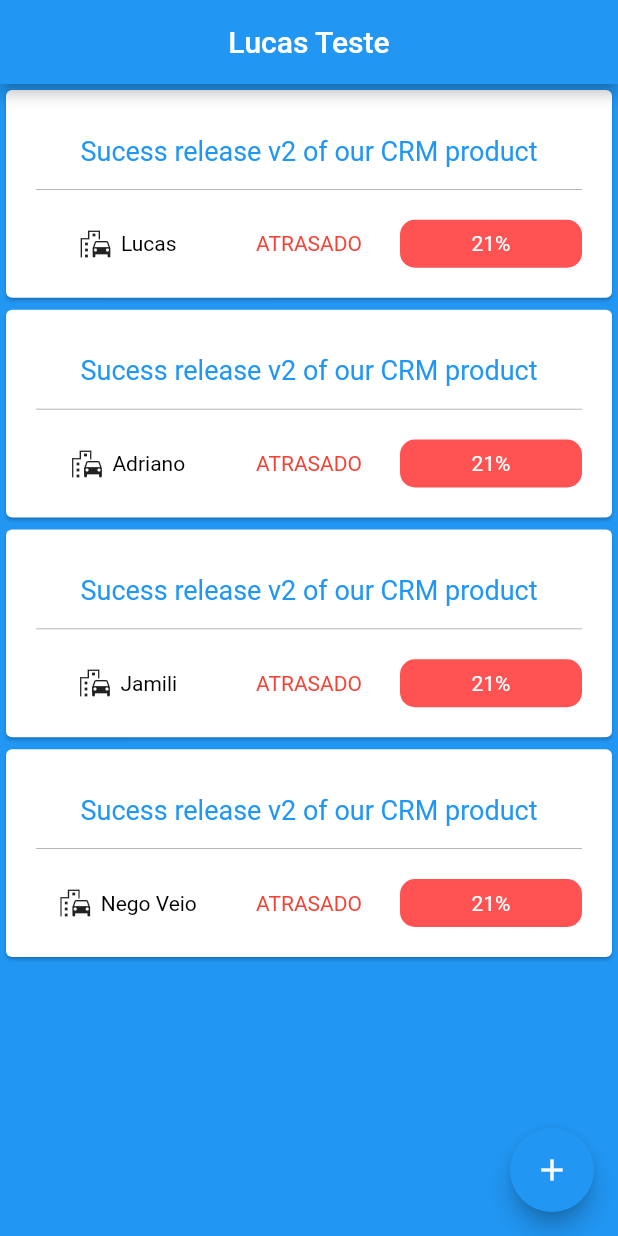
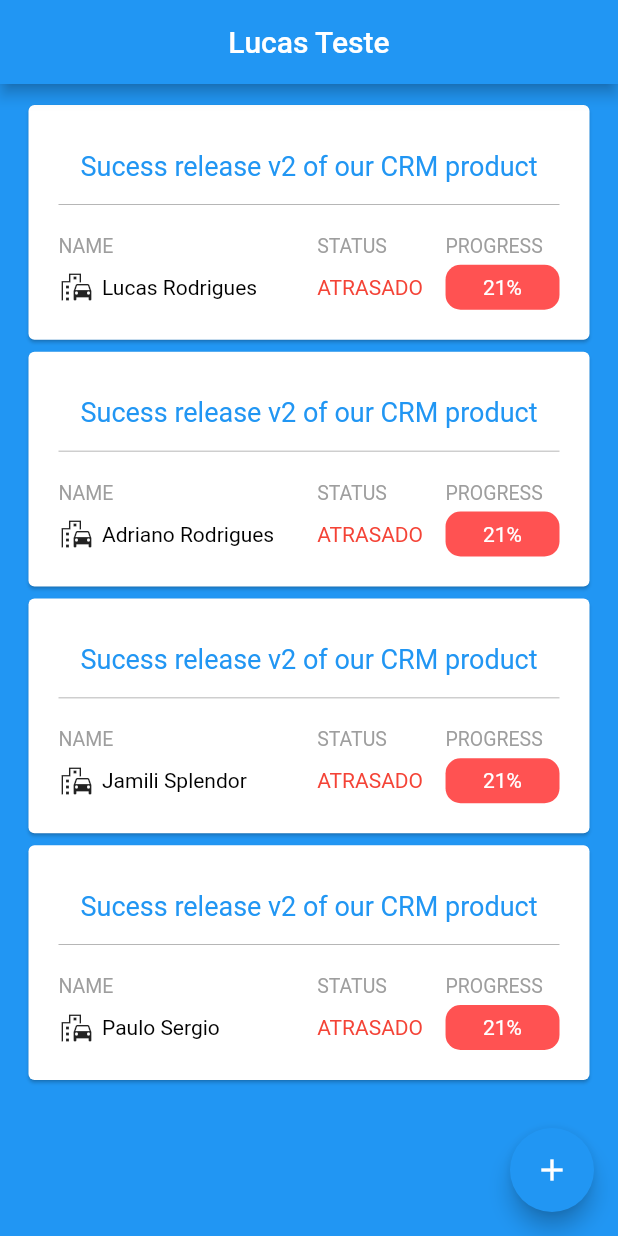
Before and after one commit to lucasmr1998/flutter-test, a Flutter app: the screen it shows after launch, on a phone screen of 412 x 824 dp. Run offline on Flutter 3.47's test engine with Material 2 defaults, Android fonts, the phone set to English and light mode, and no system bars.

Commit message:
Ajustes no Layout do Card

```diff
--- a/lib/main.dart
+++ b/lib/main.dart
@@ -51,7 +51,12 @@ class MyHomePage extends StatefulWidget {
 
 class _MyHomePageState extends State<MyHomePage> {
   int _counter = 0;
-  List<String> listaNomes = ['Lucas', 'Adriano', 'Jamili', 'Nego Veio'];
+  List<String> listaNomes = [
+    'Lucas Rodrigues',
+    'Adriano Rodrigues',
+    'Jamili Splendor',
+    'Paulo Sergio'
+  ];
   List<String> listaStatus = ['Execução', 'Atrasado', 'Pronto'];
 
   void _incrementCounter() {
@@ -82,6 +87,7 @@ class _MyHomePageState extends State<MyHomePage> {
       ),
 
       body: ListView(
+        padding: EdgeInsets.only(top: 10, left: 15, right: 15, bottom: 5),
         children: listaNomes.map((nome) => buildCard(nome)).toList(),
       ),
       floatingActionButton: FloatingActionButton(
@@ -112,16 +118,18 @@ class _MyHomePageState extends State<MyHomePage> {
                 padding: EdgeInsets.only(bottom: 20.0),
               ),
               Row(
+                crossAxisAlignment: CrossAxisAlignment.start,
                 children: [
                   Expanded(
                     child: Container(
-                      child: buildName(nome),
+                      child: buildField(buildName(nome), "NAME"),
                     ),
                   ),
-                  Expanded(child: buildStatus()),
-                  Expanded(
-                      child: buildPercentage()
+                  buildField(buildStatus(), "STATUS"),
+                  Padding(
+                    padding: EdgeInsets.only(right: 15),
                   ),
+                  buildField(buildPercentage(), "PROGRESS"),
                 ],
               ),
             ],
@@ -131,19 +139,40 @@ class _MyHomePageState extends State<MyHomePage> {
     );
   }
 
+  buildField(Widget widget, String titulo) {
+    return Column(
+      crossAxisAlignment: CrossAxisAlignment.start,
+      children: [
+        Container(
+          child: Text(
+            titulo,
+            style: TextStyle(color: Colors.grey, fontSize: 13),
+          ),
+        ),
+        Padding(
+          padding: EdgeInsets.only(bottom: 5),
+        ),
+        widget,
+      ],
+    );
+  }
+
   buildName(String nome) {
     return Row(
-      mainAxisAlignment: MainAxisAlignment.center,
       children: [
         Icon(
           Icons.emoji_transportation,
         ),
-        Container(
+        Flexible(
+          child: Container(
+            height: 30,
             padding: EdgeInsets.only(left: 5),
-          alignment: Alignment.center,
+            alignment: Alignment.centerLeft,
             child: Text(
               "$nome",
+              overflow: TextOverflow.ellipsis,
               style: TextStyle(color: Colors.black, fontSize: 14),
+            ),
           ),
         ),
       ],
@@ -168,7 +197,8 @@ class _MyHomePageState extends State<MyHomePage> {
 
   buildStatus() {
     return Container(
-      alignment: Alignment.center,
+      height: 30,
+      alignment: Alignment.centerLeft,
       child: Text(
         "ATRASADO",
         style: TextStyle(color: Colors.red, fontSize: 14),
@@ -177,9 +207,12 @@ class _MyHomePageState extends State<MyHomePage> {
   }
 
   buildPercentage() {
-    return Container(
+    return Row(
+      children: [
+        Container(
+          height: 30,
           alignment: Alignment.center,
-      padding: EdgeInsets.all(8),
+          padding: EdgeInsets.only(left: 25, right: 25),
           decoration: new BoxDecoration(
             borderRadius: new BorderRadius.circular(10.0),
             color: Colors.redAccent,
@@ -188,6 +221,8 @@ class _MyHomePageState extends State<MyHomePage> {
             "21%",
             style: TextStyle(color: Colors.white, fontSize: 14),
           ),
+        ),
+      ],
     );
   }
 }
```
Lines whose indentation alone changed are shown as unchanged.
